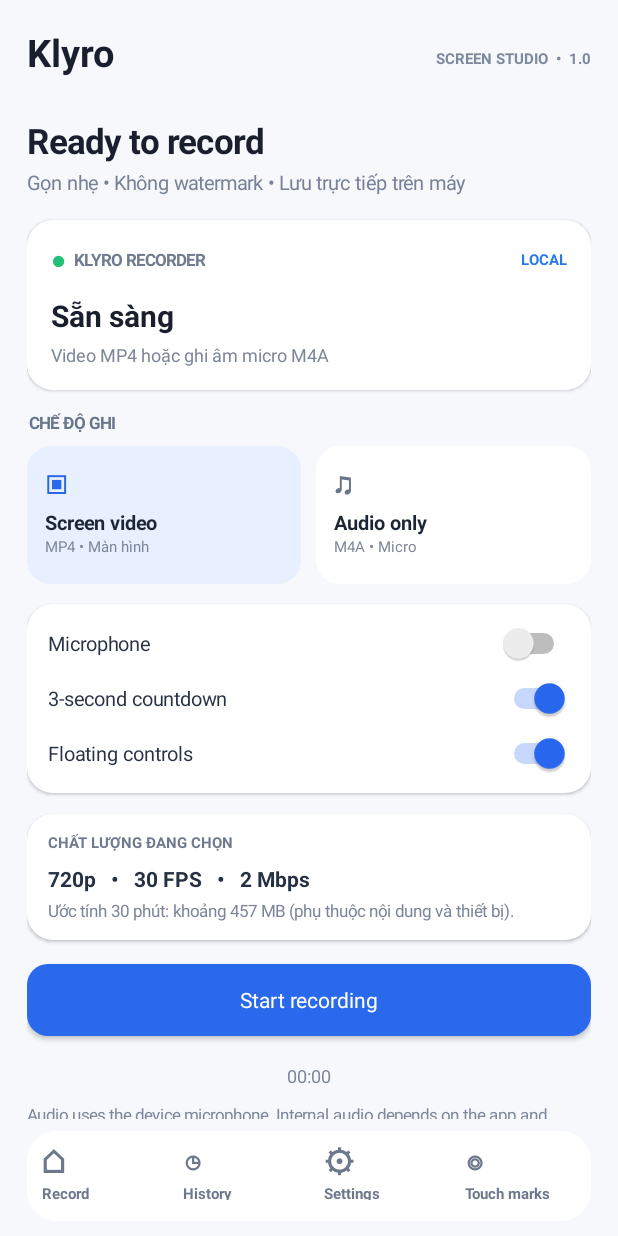
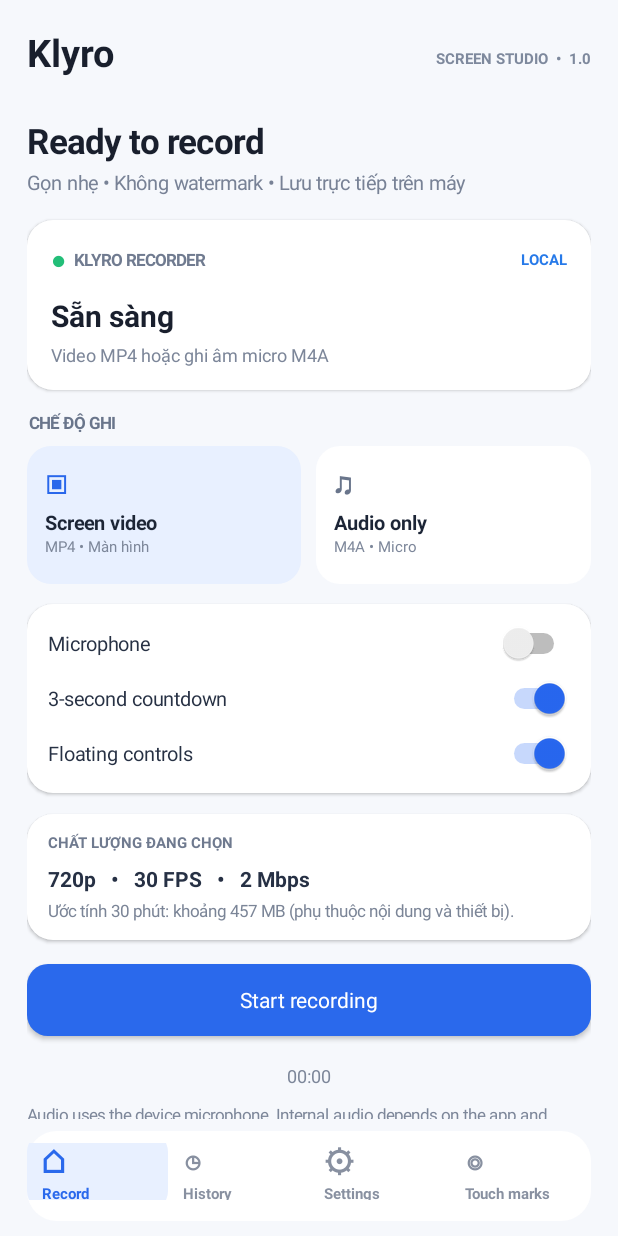
Before and after one commit to locquach700-del/my-dashboard, an Android app: the screen it shows after launch (MainActivity), on a phone screen of 412 x 824 dp. Run offline under Robolectric (Android 15) with nearby library versions, the phone set to English and light mode, and no system bars.

Commit message:
Highlight the selected navigation tab

```diff
--- a/app/src/main/java/com/klyro/recorder/MainActivity.java
+++ b/app/src/main/java/com/klyro/recorder/MainActivity.java
@@ -61,8 +61,11 @@ public class MainActivity extends Activity {
     private TextView statusText;
     private TextView timerText;
     private TextView[] navItems = new TextView[4];
+    private TextView[] navLabels = new TextView[4];
+    private LinearLayout[] navContainers = new LinearLayout[4];
     private int page = 0;
     private String recordMode = "video";
+    private String pendingMode = "video";
     private boolean waitingForOverlay;
     private boolean waitingForAudio;
     private boolean pendingVideoStart;
@@ -166,6 +169,8 @@ public class MainActivity extends Activity {
             item.addView(icon);
             item.addView(label);
             navItems[i] = icon;
+            navLabels[i] = label;
+            navContainers[i] = item;
             item.setPadding(dp(10),dp(4),dp(10),dp(4));
             item.setOnClickListener(v -> showPage(target));
             nav.addView(item, new LinearLayout.LayoutParams(0, dp(54), 1));
@@ -182,6 +187,18 @@ public class MainActivity extends Activity {
         else if (which == 1) buildHistory();
         else if (which == 2) buildSettings();
         else buildTap();
+        updateNavigationSelection();
+    }
+
+    private void updateNavigationSelection() {
+        for (int i = 0; i < navContainers.length; i++) {
+            boolean selected = i == page;
+            int color = selected ? Color.rgb(42,105,236) : Color.rgb(110,120,140);
+            navContainers[i].setBackground(round(selected ? Color.rgb(232,240,255) : Color.TRANSPARENT, dp(14)));
+            navItems[i].setTextColor(color);
+            navLabels[i].setTextColor(color);
+            navContainers[i].setAlpha(selected ? 1f : 0.82f);
+        }
     }
 
     private ScrollView scroll() {
```
